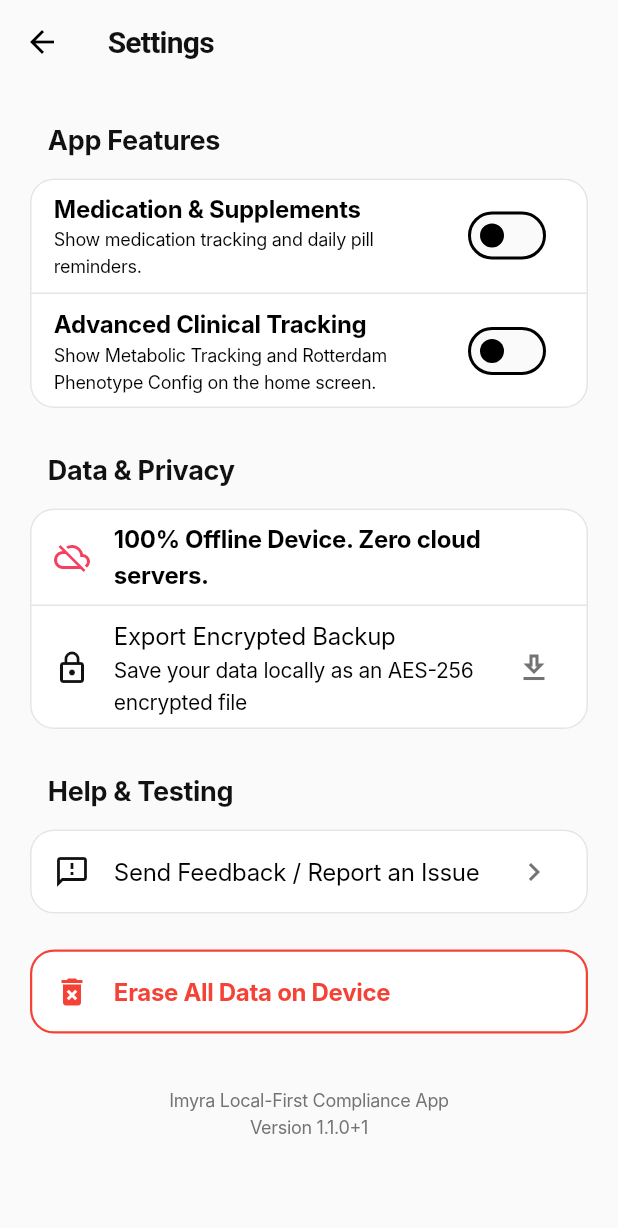
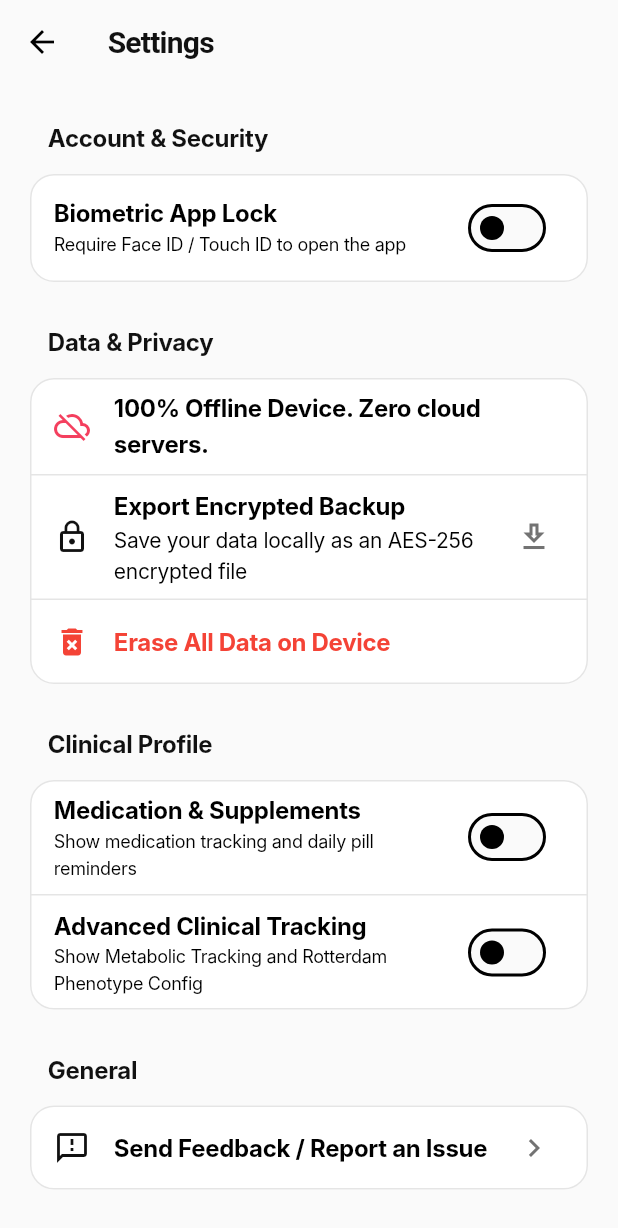
Before and after one commit to Susmita-Dey/ila_app, a Flutter app: the SettingsScreen screen opened directly, on a phone screen of 412 x 824 dp. Shown: the top 1228 px of the screen. Run offline on Flutter 3.47's test engine with Material 3 defaults, Android fonts, the phone set to English and light mode, and no system bars; our stand-ins replace awesome_snackbar_content, device_info_plus, drift, flutter_animate, flutter_local_notifications, flutter_native_splash and 9 more; missing offline and left inert: encrypt, pointycastle; accounts and stored records are empty; generated files the repository leaves out were written again; Roboto replaces fonts that are missing (Inter).

Commit message:
feat: implement settings screen with data management, security controls, and clinical profile toggles

```diff
--- a/lib/features/settings/presentation/settings_screen.dart
+++ b/lib/features/settings/presentation/settings_screen.dart
@@ -59,17 +59,8 @@ class _SettingsScreenState extends ConsumerState<SettingsScreen> {
       body: ListView(
         padding: const EdgeInsets.all(16.0),
         children: [
-          const Padding(
-            padding: EdgeInsets.symmetric(horizontal: 16.0, vertical: 8.0),
-            child: Text(
-              'App Features',
-              style: TextStyle(
-                color: AppColors.deepInk,
-                fontSize: 18,
-                fontWeight: FontWeight.bold,
-              ),
-            ),
-          ),
+          // ── Account & Security ──
+          _buildSectionHeader('Account & Security'),
           Card(
             color: AppColors.cardBg,
             elevation: 0,
@@ -77,46 +68,28 @@ class _SettingsScreenState extends ConsumerState<SettingsScreen> {
               borderRadius: BorderRadius.circular(16),
               side: const BorderSide(color: AppColors.lightBorder),
             ),
-            child: Column(
-              children: [
-                SwitchListTile(
-                  title: const Text('Medication & Supplements', style: TextStyle(fontWeight: FontWeight.bold)),
-                  subtitle: const Text('Show medication tracking and daily pill reminders.', style: TextStyle(fontSize: 12)),
-                  value: ref.watch(isRoutineGoalProvider),
+            child: FutureBuilder<SharedPreferences>(
+              future: SharedPreferences.getInstance(),
+              builder: (context, snapshot) {
+                final prefs = snapshot.data;
+                final isLocked = prefs?.getBool('app_lock_enabled') ?? false;
+                return SwitchListTile(
+                  title: const Text('Biometric App Lock', style: TextStyle(fontWeight: FontWeight.bold)),
+                  subtitle: const Text('Require Face ID / Touch ID to open the app', style: TextStyle(fontSize: 12)),
+                  value: isLocked,
                   activeThumbColor: AppColors.brandAction,
-                  onChanged: (val) async {
-                    final prefs = await SharedPreferences.getInstance();
-                    await prefs.setBool('is_routine_goal', val);
-                    ref.read(isRoutineGoalProvider.notifier).state = val;
+                  onChanged: prefs == null ? null : (val) async {
+                    await prefs.setBool('app_lock_enabled', val);
+                    setState(() {});
                   },
-                ),
-                const Divider(height: 1, color: AppColors.lightBorder),
-                SwitchListTile(
-                  title: const Text('Advanced Clinical Tracking', style: TextStyle(fontWeight: FontWeight.bold)),
-                  subtitle: const Text('Show Metabolic Tracking and Rotterdam Phenotype Config on the home screen.', style: TextStyle(fontSize: 12)),
-                  value: ref.watch(advancedClinicalTrackingProvider),
-                  activeThumbColor: AppColors.brandAction,
-                  onChanged: (val) async {
-                    final prefs = await SharedPreferences.getInstance();
-                    await prefs.setBool('advanced_clinical_tracking', val);
-                    ref.read(advancedClinicalTrackingProvider.notifier).state = val;
+                );
               },
-                ),
-              ],
             ),
           ),
           const SizedBox(height: 16),
-          Padding(
-            padding: const EdgeInsets.symmetric(horizontal: 16.0, vertical: 8.0),
-            child: Text(
-              AppLocalizations.of(context)!.settingsDataPrivacy,
-              style: const TextStyle(
-                color: AppColors.deepInk,
-                fontSize: 18,
-                fontWeight: FontWeight.bold,
-              ),
-            ),
-          ),
+
+          // ── Data & Privacy ──
+          _buildSectionHeader('Data & Privacy'),
           Card(
             color: AppColors.cardBg,
             elevation: 0,
@@ -133,7 +106,7 @@ class _SettingsScreenState extends ConsumerState<SettingsScreen> {
                 const Divider(height: 1, color: AppColors.lightBorder),
                 ListTile(
                   leading: const Icon(Icons.lock_outline, color: AppColors.deepInk),
-                  title: const Text('Export Encrypted Backup'),
+                  title: const Text('Export Encrypted Backup', style: TextStyle(fontWeight: FontWeight.bold)),
                   subtitle: const Text('Save your data locally as an AES-256 encrypted file'),
                   trailing: const Icon(Icons.download_outlined, color: AppColors.mutedSage),
                   onTap: () async {
@@ -141,7 +114,6 @@ class _SettingsScreenState extends ConsumerState<SettingsScreen> {
                       context: context,
                       builder: (context) => const BackupPassphraseDialog(),
                     );
-
                     if (passphrase != null && context.mounted) {
                       SnackbarUtils.show(
                         context: context,
@@ -154,21 +126,60 @@ class _SettingsScreenState extends ConsumerState<SettingsScreen> {
                     }
                   },
                 ),
+                const Divider(height: 1, color: AppColors.lightBorder),
+                ListTile(
+                  leading: const Icon(Icons.delete_forever, color: Colors.red),
+                  title: const Text('Erase All Data on Device', style: TextStyle(color: Colors.red, fontWeight: FontWeight.bold)),
+                  onTap: () {
+                    _showEraseDataDialog(context);
+                  },
+                ),
               ],
             ),
           ),
           const SizedBox(height: 16),
-          const Padding(
-            padding: EdgeInsets.symmetric(horizontal: 16.0, vertical: 8.0),
-            child: Text(
-              'Help & Testing',
-              style: TextStyle(
-                color: AppColors.deepInk,
-                fontSize: 18,
-                fontWeight: FontWeight.bold,
+
+          // ── Clinical Profile ──
+          _buildSectionHeader('Clinical Profile'),
+          Card(
+            color: AppColors.cardBg,
+            elevation: 0,
+            shape: RoundedRectangleBorder(
+              borderRadius: BorderRadius.circular(16),
+              side: const BorderSide(color: AppColors.lightBorder),
+            ),
+            child: Column(
+              children: [
+                SwitchListTile(
+                  title: const Text('Medication & Supplements', style: TextStyle(fontWeight: FontWeight.bold)),
+                  subtitle: const Text('Show medication tracking and daily pill reminders', style: TextStyle(fontSize: 12)),
+                  value: ref.watch(isRoutineGoalProvider),
+                  activeThumbColor: AppColors.brandAction,
+                  onChanged: (val) async {
+                    final prefs = await SharedPreferences.getInstance();
+                    await prefs.setBool('is_routine_goal', val);
+                    ref.read(isRoutineGoalProvider.notifier).state = val;
+                  },
+                ),
+                const Divider(height: 1, color: AppColors.lightBorder),
+                SwitchListTile(
+                  title: const Text('Advanced Clinical Tracking', style: TextStyle(fontWeight: FontWeight.bold)),
+                  subtitle: const Text('Show Metabolic Tracking and Rotterdam Phenotype Config', style: TextStyle(fontSize: 12)),
+                  value: ref.watch(advancedClinicalTrackingProvider),
+                  activeThumbColor: AppColors.brandAction,
+                  onChanged: (val) async {
+                    final prefs = await SharedPreferences.getInstance();
+                    await prefs.setBool('advanced_clinical_tracking', val);
+                    ref.read(advancedClinicalTrackingProvider.notifier).state = val;
+                  },
+                ),
+              ],
             ),
           ),
-          ),
+          const SizedBox(height: 16),
+
+          // ── General ──
+          _buildSectionHeader('General'),
           Card(
             color: AppColors.cardBg,
             elevation: 0,
@@ -180,7 +191,7 @@ class _SettingsScreenState extends ConsumerState<SettingsScreen> {
               children: [
                 ListTile(
                   leading: const Icon(Icons.feedback_outlined, color: AppColors.deepInk),
-                  title: const Text('Send Feedback / Report an Issue'),
+                  title: const Text('Send Feedback / Report an Issue', style: TextStyle(fontWeight: FontWeight.bold)),
                   trailing: const Icon(Icons.chevron_right, color: AppColors.mutedSage),
                   onTap: () {
                     showDialog(
@@ -189,22 +200,39 @@ class _SettingsScreenState extends ConsumerState<SettingsScreen> {
                     );
                   },
                 ),
-
               ],
             ),
           ),
-          const SizedBox(height: 16),
-          Card(
-            color: AppColors.cardBg,
-            elevation: 0,
-            shape: RoundedRectangleBorder(
-              borderRadius: BorderRadius.circular(16),
-              side: const BorderSide(color: Colors.red, width: 1.5),
+          const SizedBox(height: 32),
+
+          // Version
+          Center(
+            child: Text(
+              _appVersion,
+              style: const TextStyle(color: AppColors.mutedSage, fontSize: 12),
             ),
-            child: ListTile(
-              leading: const Icon(Icons.delete_forever, color: Colors.red),
-              title: const Text('Erase All Data on Device', style: TextStyle(color: Colors.red, fontWeight: FontWeight.bold)),
-              onTap: () {
+          ),
+          const SizedBox(height: 48),
+        ],
+      ),
+    );
+  }
+
+  Widget _buildSectionHeader(String title) {
+    return Padding(
+      padding: const EdgeInsets.symmetric(horizontal: 16.0, vertical: 8.0),
+      child: Text(
+        title,
+        style: const TextStyle(
+          color: AppColors.deepInk,
+          fontSize: 16,
+          fontWeight: FontWeight.bold,
+        ),
+      ),
+    );
+  }
+
+  void _showEraseDataDialog(BuildContext context) {
     showDialog(
       context: context,
       builder: (context) => AlertDialog(
@@ -269,22 +297,5 @@ class _SettingsScreenState extends ConsumerState<SettingsScreen> {
         ),
       ),
     );
-              },
-            ),
-          ),
-          const SizedBox(height: 32),
-          Center(
-            child: Text(
-              'Imyra Local-First Compliance App\n$_appVersion',
-              textAlign: TextAlign.center,
-              style: const TextStyle(
-                color: AppColors.mutedSage,
-                fontSize: 12,
-              ),
-            ),
-          ),
-        ],
-      ),
-    );
   }
 }
--- a/lib/main.dart
+++ b/lib/main.dart
@@ -15,6 +15,7 @@ import 'package:shared_preferences/shared_preferences.dart';
 import 'package:flutter_native_splash/flutter_native_splash.dart';
 import 'l10n/app_localizations.dart';
 import 'core/providers/preferences_provider.dart';
+import 'core/providers/database_provider.dart';
 
 void main() async {
   // Preserve the native splash until SplashScreen.initState() explicitly removes it,
@@ -66,14 +67,14 @@ void main() async {
   );
 }
 
-class ImyraApp extends StatefulWidget {
+class ImyraApp extends ConsumerStatefulWidget {
   const ImyraApp({super.key});
 
   @override
-  State<ImyraApp> createState() => _ImyraAppState();
+  ConsumerState<ImyraApp> createState() => _ImyraAppState();
 }
 
-class _ImyraAppState extends State<ImyraApp> with WidgetsBindingObserver {
+class _ImyraAppState extends ConsumerState<ImyraApp> with WidgetsBindingObserver {
   bool _obscureUI = false; // Default to false until we know app lock is enabled
   bool _isAuthenticating = false;
 
@@ -144,6 +145,11 @@ class _ImyraAppState extends State<ImyraApp> with WidgetsBindingObserver {
         });
       }
     } else if (state == AppLifecycleState.resumed) {
+      // Rehydrate routine notifications (moving window)
+      ref.read(routineDaoProvider).getActiveRoutines().then((routines) {
+        NotificationService.rehydrateRoutineNotifications(routines);
+      });
+
       if (_isAuthenticating) return;
 
       if (_backgroundedTime != null) {
```
Also changed, not shown: lib/core/notifications/notification_service.dart (+84 -10 lines), lib/features/report/presentation/report_screen.dart (+27 -5 lines), lib/features/routines/presentation/routine_setup_sheet.dart (+14 -2 lines). Lines whose indentation alone changed are shown as unchanged.
